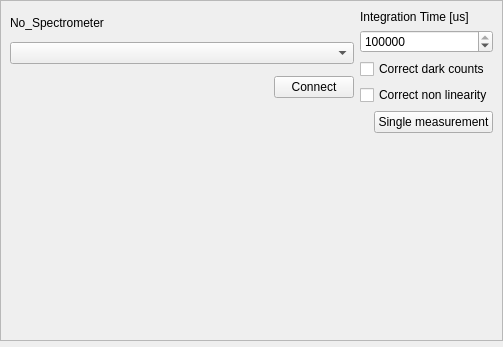
Above: modules/spectrometer/SpectrometerWidget.ui from Silas-Hoerz/Modulab before the change. Below: the same form after it.
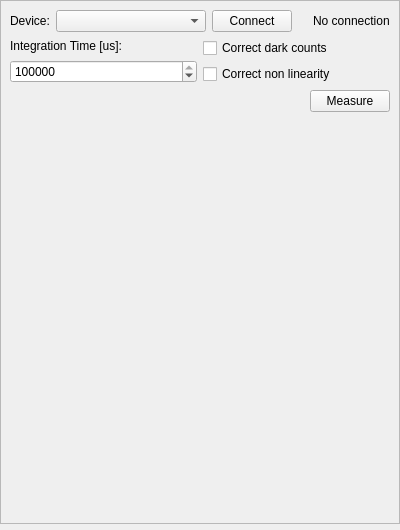
That is the form after the change.

The edit to the form file:
```diff
--- a/modules/spectrometer/SpectrometerWidget.ui
+++ b/modules/spectrometer/SpectrometerWidget.ui
@@ -6,19 +6,19 @@
    <rect>
     <x>0</x>
     <y>0</y>
-    <width>503</width>
-    <height>347</height>
-   </rect>
-  </property>
-  <property name="sizePolicy">
-   <sizepolicy hsizetype="Maximum" vsizetype="Maximum">
-    <horstretch>0</horstretch>
-    <verstretch>0</verstretch>
-   </sizepolicy>
-  </property>
-  <property name="minimumSize">
-   <size>
     <width>400</width>
+    <height>530</height>
+   </rect>
+  </property>
+  <property name="sizePolicy">
+   <sizepolicy hsizetype="Maximum" vsizetype="Maximum">
+    <horstretch>0</horstretch>
+    <verstretch>0</verstretch>
+   </sizepolicy>
+  </property>
+  <property name="minimumSize">
+   <size>
+    <width>0</width>
     <height>0</height>
    </size>
   </property>
@@ -63,22 +63,11 @@
        <number>9</number>
       </property>
       <item>
-       <layout class="QHBoxLayout" name="horizontalLayout">
+       <layout class="QHBoxLayout" name="horizontalLayout_4">
         <item>
-         <layout class="QVBoxLayout" name="verticalLayout_connection">
-          <property name="sizeConstraint">
-           <enum>QLayout::SizeConstraint::SetMinimumSize</enum>
-          </property>
-          <item>
-           <widget class="QLabel" name="label_device">
-            <property name="sizePolicy">
-             <sizepolicy hsizetype="Maximum" vsizetype="Maximum">
-              <horstretch>0</horstretch>
-              <verstretch>0</verstretch>
-             </sizepolicy>
-            </property>
+         <widget class="QLabel" name="label">
             <property name="text">
-             <string>No_Spectrometer</string>
+           <string>Device:</string>
             </property>
            </widget>
           </item>
@@ -92,29 +81,17 @@
             </property>
             <property name="minimumSize">
              <size>
-              <width>200</width>
+            <width>150</width>
               <height>0</height>
              </size>
             </property>
-           </widget>
-          </item>
-          <item>
-           <layout class="QHBoxLayout" name="horizontalLayout_3">
-            <property name="sizeConstraint">
-             <enum>QLayout::SizeConstraint::SetDefaultConstraint</enum>
-            </property>
-            <item>
-             <spacer name="horizontalSpacer">
-              <property name="orientation">
-               <enum>Qt::Orientation::Horizontal</enum>
-              </property>
-              <property name="sizeHint" stdset="0">
+          <property name="maximumSize">
                <size>
-                <width>40</width>
-                <height>20</height>
-               </size>
-              </property>
-             </spacer>
+            <width>250</width>
+            <height>16777215</height>
+           </size>
+          </property>
+         </widget>
             </item>
             <item>
              <widget class="QPushButton" name="pushButton_connect">
@@ -132,14 +109,43 @@
               </property>
              </widget>
             </item>
-           </layout>
-          </item>
+        <item>
+         <spacer name="horizontalSpacer">
+          <property name="orientation">
+           <enum>Qt::Orientation::Horizontal</enum>
+          </property>
+          <property name="sizeType">
+           <enum>QSizePolicy::Policy::MinimumExpanding</enum>
+          </property>
+          <property name="sizeHint" stdset="0">
+           <size>
+            <width>0</width>
+            <height>20</height>
+           </size>
+          </property>
+         </spacer>
+        </item>
+        <item>
+         <widget class="QLabel" name="label_device">
+          <property name="sizePolicy">
+           <sizepolicy hsizetype="Maximum" vsizetype="Maximum">
+            <horstretch>0</horstretch>
+            <verstretch>0</verstretch>
+           </sizepolicy>
+          </property>
+          <property name="text">
+           <string>No connection</string>
+          </property>
+         </widget>
+        </item>
          </layout>
         </item>
         <item>
-         <layout class="QVBoxLayout" name="verticalLayout_settings">
+       <layout class="QHBoxLayout" name="horizontalLayout">
+        <item>
+         <layout class="QVBoxLayout" name="verticalLayout_connection" stretch="0,0">
           <property name="sizeConstraint">
-           <enum>QLayout::SizeConstraint::SetMinimumSize</enum>
+           <enum>QLayout::SizeConstraint::SetMaximumSize</enum>
           </property>
           <item>
            <widget class="QLabel" name="label_integrationTime">
@@ -150,7 +156,7 @@
              </sizepolicy>
             </property>
             <property name="text">
-             <string>Integration Time [us]</string>
+             <string>Integration Time [us]:</string>
             </property>
            </widget>
           </item>
@@ -168,6 +174,12 @@
               <height>0</height>
              </size>
             </property>
+            <property name="maximumSize">
+             <size>
+              <width>250</width>
+              <height>16777215</height>
+             </size>
+            </property>
             <property name="maximum">
              <number>100000</number>
             </property>
@@ -176,6 +188,13 @@
             </property>
            </widget>
           </item>
+         </layout>
+        </item>
+        <item>
+         <layout class="QVBoxLayout" name="verticalLayout_settings">
+          <property name="sizeConstraint">
+           <enum>QLayout::SizeConstraint::SetMinimumSize</enum>
+          </property>
           <item>
            <widget class="QCheckBox" name="checkBox_correctDarkCounts">
             <property name="sizePolicy">
@@ -241,7 +260,7 @@
              </size>
             </property>
             <property name="text">
-             <string>Single measurement</string>
+             <string>Measure</string>
             </property>
            </widget>
           </item>
@@ -259,8 +278,8 @@
         </property>
         <property name="minimumSize">
          <size>
-          <width>300</width>
-          <height>100</height>
+          <width>380</width>
+          <height>200</height>
          </size>
         </property>
        </widget>
```
Lines whose indentation alone changed are shown as unchanged.
